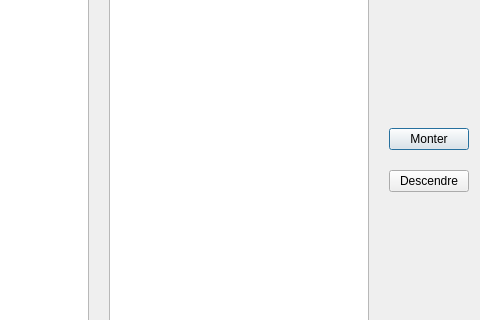
Old version of the form groupedit.ui in the repository Galiroe/GaliHydro; both pictures show x 486 to 966 and y 92 to 412 of the 966 by 574 pixel window.
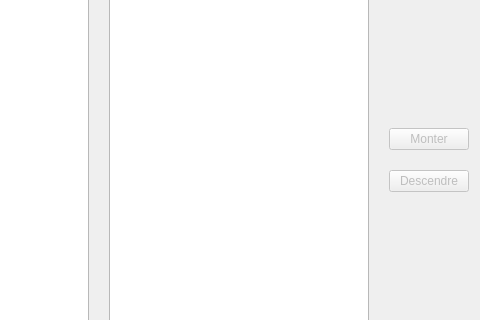
New version of the form.

```diff
--- a/groupedit.ui
+++ b/groupedit.ui
@@ -74,6 +74,9 @@
          </item>
          <item>
           <widget class="QPushButton" name="pushButton">
+           <property name="enabled">
+            <bool>false</bool>
+           </property>
            <property name="text">
             <string>Monter</string>
            </property>
@@ -81,6 +84,9 @@
          </item>
          <item>
           <widget class="QPushButton" name="pushButton_2">
+           <property name="enabled">
+            <bool>false</bool>
+           </property>
            <property name="text">
             <string>Descendre</string>
            </property>
```
